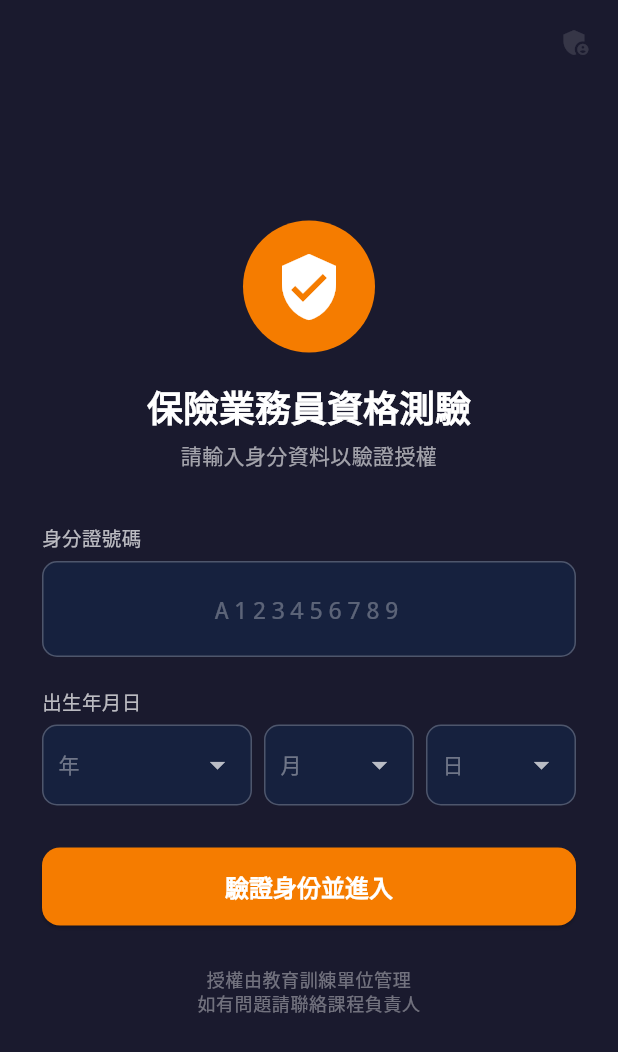
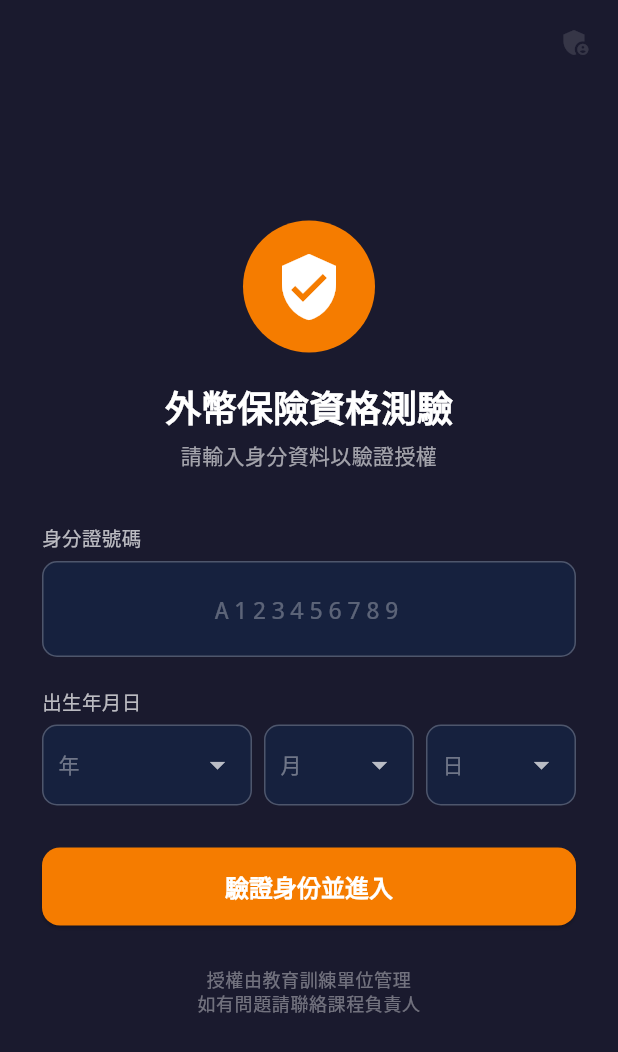
Before and after one commit to shinkong-insurance/currency-insurance-exam, a Flutter app: the screen it shows after launch, on a phone screen of 412 x 824 dp. Shown: the top 1052 px of the screen. Run offline on Flutter 3.47's test engine with Material 3 defaults, Android fonts, the phone set to English and light mode, and no system bars; our stand-ins replace device_info_plus, flutter_riverpod, go_router, open_file, shared_preferences, supabase_flutter; missing offline and left inert: dart:html; accounts and stored records are empty.

Commit message:
Update Dart code strings to currency insurance branding
Complete the rebranding in actual app code:
- lib/app/app.dart: MaterialApp title
- lib/features/home/home_page.dart: Header title
- lib/features/auth/license_gate_page.dart: Auth page heading
- lib/features/auth/lk_gate_page.dart: LK auth page heading

All instances now use "外幣保險" branding consistently across
web UI, test files, and Flutter app code.

Verified: flutter test passes, flutter build web succeeds

Co-Authored-By: Claude Sonnet 5 <noreply@anthropic.com>

```diff
--- a/lib/app/app.dart
+++ b/lib/app/app.dart
@@ -9,7 +9,7 @@ class InsuranceExamApp extends ConsumerWidget {
   @override
   Widget build(BuildContext context, WidgetRef ref) {
     return MaterialApp.router(
-      title: '保險業務員考照',
+      title: '外幣保險考照',
       theme: AppTheme.lightTheme,
       darkTheme: AppTheme.darkTheme,
       themeMode: ThemeMode.dark,
--- a/lib/features/auth/license_gate_page.dart
+++ b/lib/features/auth/license_gate_page.dart
@@ -116,7 +116,7 @@ class _LicenseGatePageState extends ConsumerState<LicenseGatePage> {
                       const SizedBox(height: 20),
 
                       Text(
-                        '保險業務員資格測驗',
+                        '外幣保險資格測驗',
                         style: theme.textTheme.headlineSmall?.copyWith(
                             color: Colors.white, fontWeight: FontWeight.bold),
                         textAlign: TextAlign.center,
--- a/lib/features/auth/lk_gate_page.dart
+++ b/lib/features/auth/lk_gate_page.dart
@@ -105,7 +105,7 @@ class _LkGatePageState extends State<LkGatePage> {
                       ),
                       const SizedBox(height: 20),
                       Text(
-                        '保險業務員資格測驗',
+                        '外幣保險資格測驗',
                         style: theme.textTheme.headlineSmall?.copyWith(
                             color: Colors.white, fontWeight: FontWeight.bold),
                         textAlign: TextAlign.center,
--- a/lib/features/home/home_page.dart
+++ b/lib/features/home/home_page.dart
@@ -33,7 +33,7 @@ class HomePage extends ConsumerWidget {
             expandedHeight: 180,
             pinned: true,
             flexibleSpace: FlexibleSpaceBar(
-              title: const Text('保險業務員考照',
+              title: const Text('外幣保險考照',
                   style: TextStyle(fontSize: 16, fontWeight: FontWeight.bold)),
               background: Container(
                 decoration: BoxDecoration(
```
